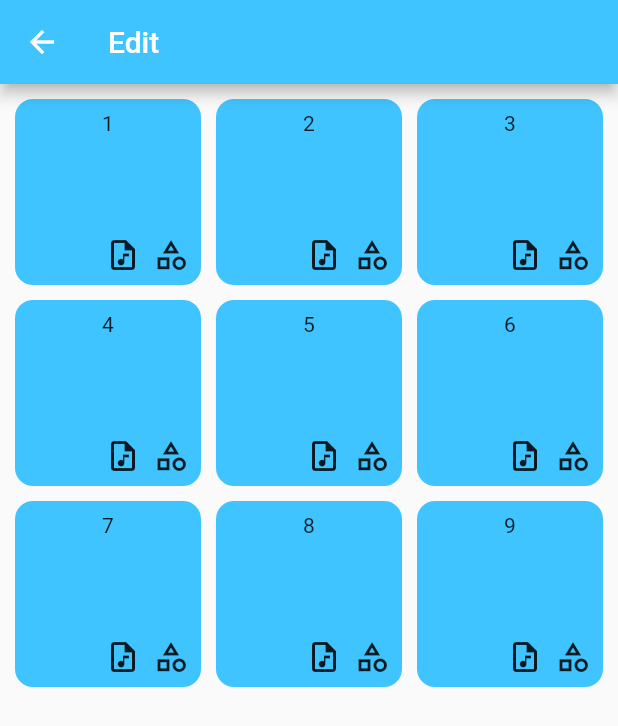
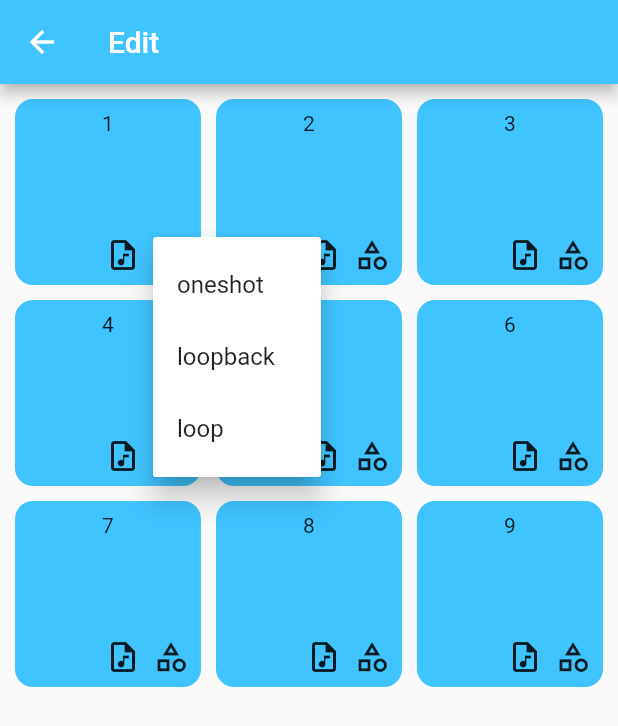
Before and after one commit to TanvirHasanAnik/Timbre_Pad, a Flutter app: the EditPadsPage screen opened directly, after a tap on the "category" icon, on a phone screen of 412 x 824 dp. Shown: the top 726 px of the screen. Run offline on Flutter 3.47's test engine with Material 2 defaults, Android fonts, the phone set to English and light mode, and no system bars; our stand-ins replace audioplayers, sqflite; missing offline and left inert: filesystem_picker; accounts and stored records are empty.

Commit message:
edit mode popupmenu

```diff
--- a/lib/pages/edit_pads_page.dart
+++ b/lib/pages/edit_pads_page.dart
@@ -2,6 +2,7 @@ import 'package:flutter/material.dart';
 import 'package:flutter_projects/database_helper.dart';
 import 'package:flutter_projects/models/pad.dart';
 import 'package:flutter_projects/utility.dart';
+enum Menu { oneshot, loopback, loop }
 
 class EditPadsPage extends StatefulWidget {
   const EditPadsPage({Key? key}) : super(key: key);
@@ -73,19 +74,40 @@ class _EditPadsPageState extends State<EditPadsPage> {
         children: [
           fileSelectorButton(pad),
           const SizedBox(width: 8),
-          soundModeButton(),
+          soundModeButton(pad),
         ],
       ),
     );
   }
 
-  GestureDetector soundModeButton() {
-    return GestureDetector(
-      onTap: () async {
-        print("object");
-      },
-      child: const Icon(Icons.category_outlined),
-    );
+  Widget soundModeButton(Pad pad) {
+    // return GestureDetector(
+    //   onTap: () async {
+    //     print("object");
+    //   },
+    //   child: const Icon(Icons.category_outlined),
+    // );
+    return PopupMenuButton(
+        onSelected: (Menu item) {
+          setState(() {
+            db.updatePadSoundMode(pad.id, item.name);
+          });
+        },
+        child: const Icon(Icons.category_outlined),
+        itemBuilder: (context) => [
+              const PopupMenuItem(
+                value: Menu.oneshot,
+                child: Text('oneshot'),
+              ),
+              const PopupMenuItem(
+                value: Menu.loopback,
+                child: Text('loopback'),
+              ),
+              const PopupMenuItem(
+                value: Menu.loop,
+                child: Text('loop'),
+              )
+            ]);
   }
 
   GestureDetector fileSelectorButton(Pad pad) {
--- a/lib/pages/play_pads_page.dart
+++ b/lib/pages/play_pads_page.dart
@@ -59,7 +59,7 @@ class _PlayPadsPageState extends State<PlayPadsPage> {
                     ),
                     itemCount: snapshot.data?.length,
                     itemBuilder: (context, index) {
-                      AudioPlayer _player = AudioPlayer();
+                      AudioPlayer player = AudioPlayer();
                       Pad? pad = snapshot.data?[index];
                       return GestureDetector(
                         onTap: () async {
@@ -67,17 +67,18 @@ class _PlayPadsPageState extends State<PlayPadsPage> {
                           switch (pad!.soundMode) {
                             case (Pad.MODE_ONESHOT):
                               {
-                                utility.oneshot(pad, _player);
+                                utility.oneshot(pad, player);
                                 break;
                               }
                             case (Pad.MODE_LOOPBACK):
                               {
-                                utility.loopback(pad, _player);
+                                utility.loopback(pad, player);
                                 break;
                               }
                             case (Pad.MODE_LOOP):
                               {
-                                utility.loop(pad, _player);
+                                utility.loop(pad, player);
+                                break;
                               }
                           }
                         },
```
Also changed, not shown: lib/database_helper.dart (+8 -0 lines), lib/utility.dart (+6 -6 lines).
